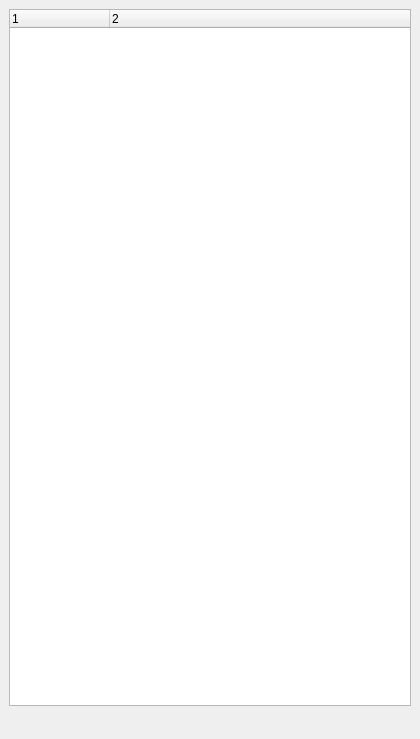
First picture: the form in Qt/Resources/UI/layerDialog.ui, repository wsterncity/myRepo, before the edit.
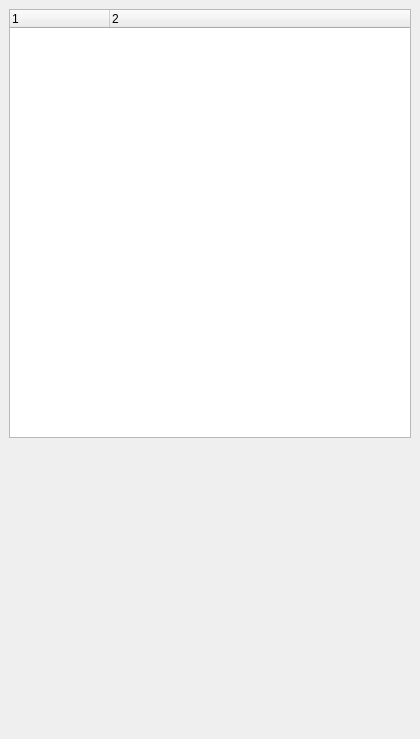
Second picture: the form after the edit. Custom widgets are drawn as their Qt base class.

The edit to the form file:
```diff
--- a/Qt/Resources/UI/layerDialog.ui
+++ b/Qt/Resources/UI/layerDialog.ui
@@ -14,7 +14,7 @@
    <string>Layer Dialog</string>
   </property>
   <widget class="QWidget" name="dockWidgetContents">
-   <layout class="QVBoxLayout" name="verticalLayout" stretch="2,0">
+   <layout class="QVBoxLayout" name="verticalLayout" stretch="3,2">
     <item>
      <widget class="igQtModelTreeWidget" name="modelTreeWidget">
       <property name="minimumSize">
```
